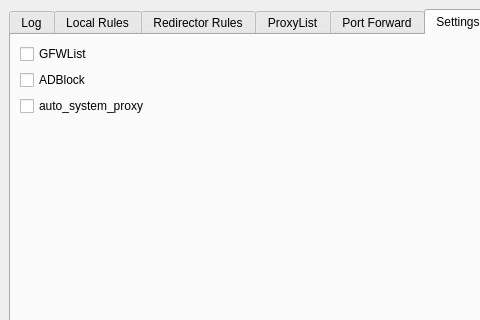
First picture: the form in fwlite/fwlite_gui/mainwindow.ui, repository bylheart/fwlite, before the edit; both pictures show x 0 to 480 and y 0 to 320 of the 750 by 506 pixel window.
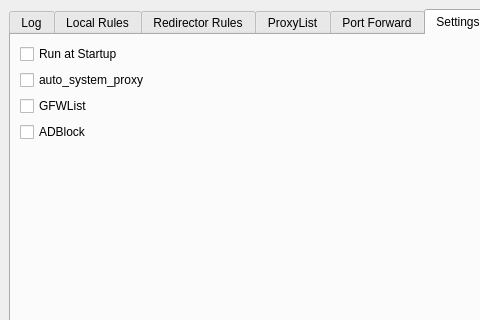
Second picture: the form after the edit. The open tabs and pages were chosen to show the change.

```diff
--- a/fwlite/fwlite_gui/mainwindow.ui
+++ b/fwlite/fwlite_gui/mainwindow.ui
@@ -641,14 +641,14 @@
          <layout class="QVBoxLayout" name="verticalLayout_15">
           <item>
            <layout class="QFormLayout" name="formLayout_2">
-            <item row="0" column="0">
+            <item row="2" column="0">
              <widget class="QCheckBox" name="gfwlistToggle">
               <property name="text">
                <string>GFWList</string>
               </property>
              </widget>
             </item>
-            <item row="1" column="0">
+            <item row="3" column="0">
              <widget class="QCheckBox" name="adblockToggle">
               <property name="locale">
                <locale language="English" country="UnitedStates"/>
@@ -658,7 +658,14 @@
               </property>
              </widget>
             </item>
-            <item row="2" column="0">
+            <item row="0" column="0">
+             <widget class="QCheckBox" name="startup_toggle">
+              <property name="text">
+               <string>Run at Startup</string>
+              </property>
+             </widget>
+            </item>
+            <item row="1" column="0">
              <widget class="QCheckBox" name="sys_proxy_toggle">
               <property name="text">
                <string>auto_system_proxy</string>
```
Left out of the diff: 10 changed lines with no effect on the pictures.
